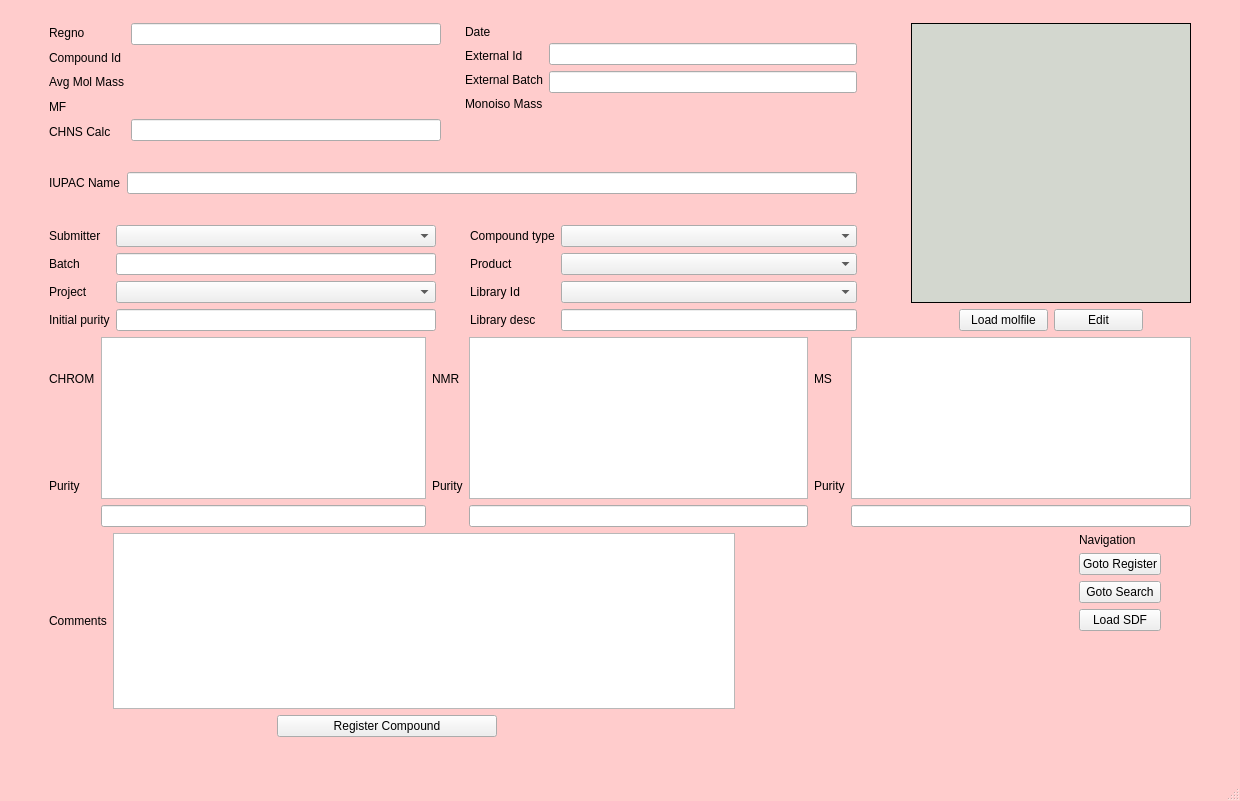
This is chemReg/assets/regchem.ui in dahlbma/scarab_tornado as Qt 5 draws it before an edit. The edited form follows.
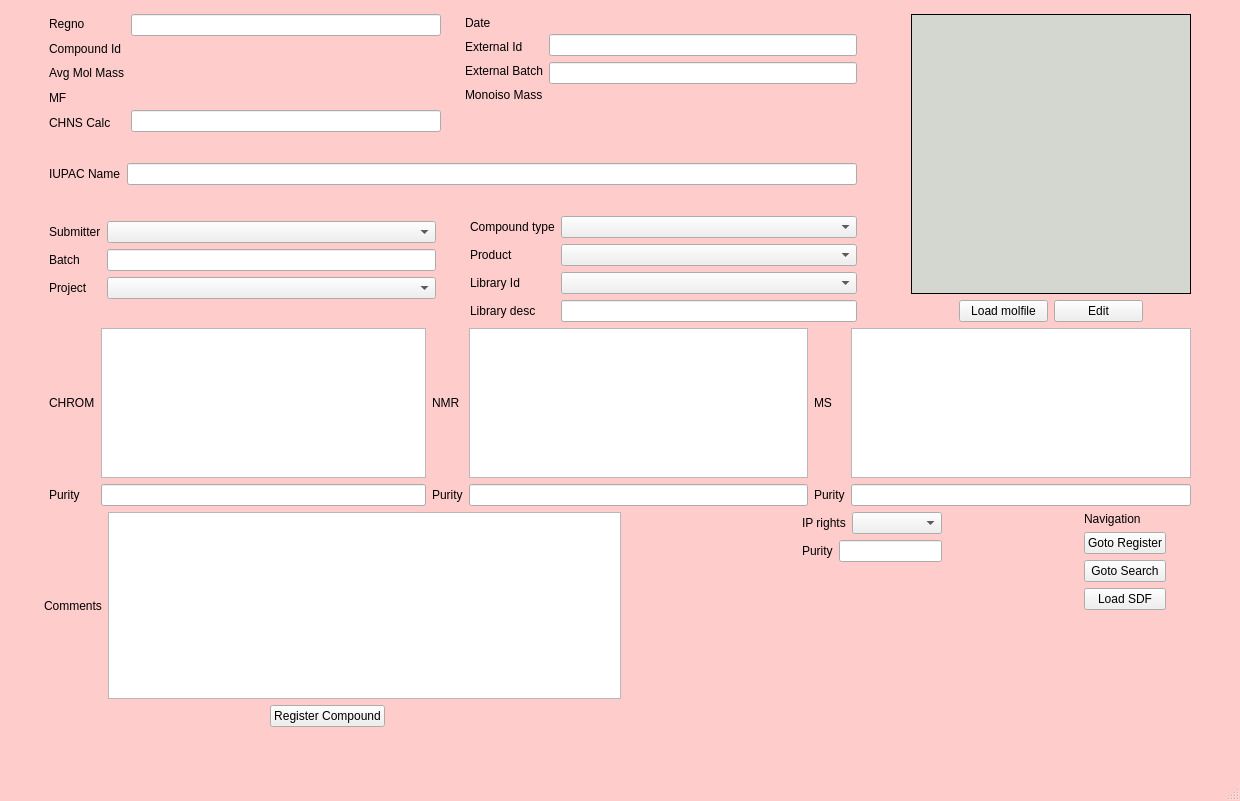
This is the edited form.

Commit message: support purity and ip_rights fields, fix some layouts

What changed in the file:
```diff
--- a/chemReg/assets/regchem.ui
+++ b/chemReg/assets/regchem.ui
@@ -280,8 +280,8 @@
             </property>
             <property name="sizeHint" stdset="0">
              <size>
-              <width>20</width>
-              <height>18</height>
+              <width>770</width>
+              <height>13</height>
              </size>
             </property>
            </spacer>
@@ -289,11 +289,13 @@
           <item>
            <layout class="QHBoxLayout" name="horizontalLayout_9">
             <item>
+             <layout class="QVBoxLayout" name="verticalLayout_11">
+              <item>
              <layout class="QHBoxLayout" name="horizontalLayout_2">
               <item>
                <layout class="QVBoxLayout" name="verticalLayout">
                 <item>
-                 <widget class="QLabel" name="label">
+                   <widget class="QLabel" name="label_5">
                   <property name="text">
                    <string>Submitter</string>
                   </property>
@@ -313,17 +315,10 @@
                   </property>
                  </widget>
                 </item>
-                <item>
-                 <widget class="QLabel" name="label_5">
-                  <property name="text">
-                   <string>Initial purity</string>
-                  </property>
-                 </widget>
-                </item>
                </layout>
               </item>
               <item>
-               <layout class="QVBoxLayout" name="verticalLayout_11">
+                 <layout class="QVBoxLayout" name="verticalLayout_17">
                 <item>
                  <widget class="QComboBox" name="submitter_cb"/>
                 </item>
@@ -333,10 +328,25 @@
                 <item>
                  <widget class="QComboBox" name="project_cb"/>
                 </item>
+                 </layout>
+                </item>
+               </layout>
+              </item>
                 <item>
-                 <widget class="QLineEdit" name="purity_eb"/>
-                </item>
-               </layout>
+               <spacer name="verticalSpacer_4">
+                <property name="orientation">
+                 <enum>Qt::Vertical</enum>
+                </property>
+                <property name="sizeType">
+                 <enum>QSizePolicy::Preferred</enum>
+                </property>
+                <property name="sizeHint" stdset="0">
+                 <size>
+                  <width>20</width>
+                  <height>18</height>
+                 </size>
+                </property>
+               </spacer>
               </item>
              </layout>
             </item>
@@ -403,6 +413,11 @@
                 </item>
                 <item>
                  <widget class="QLineEdit" name="librarydesc_eb">
+                  <property name="font">
+                   <font>
+                    <pointsize>8</pointsize>
+                   </font>
+                  </property>
                   <property name="styleSheet">
                    <string notr="true">background-color:&quot;transparent&quot;</string>
                   </property>
@@ -581,44 +596,15 @@
          </spacer>
         </item>
         <item>
-         <layout class="QHBoxLayout" name="horizontalLayout_4">
-          <item>
-           <layout class="QVBoxLayout" name="verticalLayout_4">
-            <item>
+         <layout class="QGridLayout" name="gridLayout_2">
+          <item row="0" column="0">
              <widget class="QLabel" name="label_10">
               <property name="text">
                <string>CHROM</string>
               </property>
              </widget>
             </item>
-            <item>
-             <spacer name="verticalSpacer_18">
-              <property name="orientation">
-               <enum>Qt::Vertical</enum>
-              </property>
-              <property name="sizeType">
-               <enum>QSizePolicy::Preferred</enum>
-              </property>
-              <property name="sizeHint" stdset="0">
-               <size>
-                <width>20</width>
-                <height>18</height>
-               </size>
-              </property>
-             </spacer>
-            </item>
-            <item>
-             <widget class="QLabel" name="label_11">
-              <property name="text">
-               <string>Purity</string>
-              </property>
-             </widget>
-            </item>
-           </layout>
-          </item>
-          <item>
-           <layout class="QVBoxLayout" name="verticalLayout_13">
-            <item>
+          <item row="0" column="1">
              <widget class="QPlainTextEdit" name="chrom_text">
               <property name="maximumSize">
                <size>
@@ -633,52 +619,28 @@
               </property>
              </widget>
             </item>
-            <item>
+          <item row="1" column="0">
+           <widget class="QLabel" name="label_11">
+            <property name="text">
+             <string>Purity</string>
+            </property>
+           </widget>
+          </item>
+          <item row="1" column="1">
              <widget class="QLineEdit" name="chrompurity_eb"/>
             </item>
            </layout>
           </item>
-         </layout>
-        </item>
         <item>
-         <layout class="QHBoxLayout" name="horizontalLayout_5">
-          <item>
-           <layout class="QVBoxLayout" name="verticalLayout_5">
-            <item>
+         <layout class="QGridLayout" name="gridLayout_3">
+          <item row="0" column="0">
              <widget class="QLabel" name="label_12">
               <property name="text">
                <string>NMR</string>
               </property>
              </widget>
             </item>
-            <item>
-             <spacer name="verticalSpacer_17">
-              <property name="orientation">
-               <enum>Qt::Vertical</enum>
-              </property>
-              <property name="sizeType">
-               <enum>QSizePolicy::Preferred</enum>
-              </property>
-              <property name="sizeHint" stdset="0">
-               <size>
-                <width>20</width>
-                <height>18</height>
-               </size>
-              </property>
-             </spacer>
-            </item>
-            <item>
-             <widget class="QLabel" name="label_15">
-              <property name="text">
-               <string>Purity</string>
-              </property>
-             </widget>
-            </item>
-           </layout>
-          </item>
-          <item>
-           <layout class="QVBoxLayout" name="verticalLayout_14">
-            <item>
+          <item row="0" column="1">
              <widget class="QPlainTextEdit" name="nmr_text">
               <property name="maximumSize">
                <size>
@@ -693,52 +655,28 @@
               </property>
              </widget>
             </item>
-            <item>
+          <item row="1" column="0">
+           <widget class="QLabel" name="label_15">
+            <property name="text">
+             <string>Purity</string>
+            </property>
+           </widget>
+          </item>
+          <item row="1" column="1">
              <widget class="QLineEdit" name="nmrpurity_eb"/>
             </item>
            </layout>
           </item>
-         </layout>
-        </item>
         <item>
-         <layout class="QHBoxLayout" name="horizontalLayout_7">
-          <item>
-           <layout class="QVBoxLayout" name="verticalLayout_6">
-            <item>
+         <layout class="QGridLayout" name="gridLayout_4">
+          <item row="0" column="0">
              <widget class="QLabel" name="label_19">
               <property name="text">
                <string>MS</string>
               </property>
              </widget>
             </item>
-            <item>
-             <spacer name="verticalSpacer_16">
-              <property name="orientation">
-               <enum>Qt::Vertical</enum>
-              </property>
-              <property name="sizeType">
-               <enum>QSizePolicy::Preferred</enum>
-              </property>
-              <property name="sizeHint" stdset="0">
-               <size>
-                <width>20</width>
-                <height>18</height>
-               </size>
-              </property>
-             </spacer>
-            </item>
-            <item>
-             <widget class="QLabel" name="label_20">
-              <property name="text">
-               <string>Purity</string>
-              </property>
-             </widget>
-            </item>
-           </layout>
-          </item>
-          <item>
-           <layout class="QVBoxLayout" name="verticalLayout_15">
-            <item>
+          <item row="0" column="1">
              <widget class="QPlainTextEdit" name="ms_text">
               <property name="maximumSize">
                <size>
@@ -753,13 +691,18 @@
               </property>
              </widget>
             </item>
-            <item>
+          <item row="1" column="0">
+           <widget class="QLabel" name="label_20">
+            <property name="text">
+             <string>Purity</string>
+            </property>
+           </widget>
+          </item>
+          <item row="1" column="1">
              <widget class="QLineEdit" name="mspurity_eb"/>
             </item>
            </layout>
           </item>
-         </layout>
-        </item>
         <item>
          <spacer name="horizontalSpacer_23">
           <property name="orientation">
@@ -887,7 +830,97 @@
           </property>
           <property name="sizeHint" stdset="0">
            <size>
-            <width>338</width>
+            <width>180</width>
+            <height>20</height>
+           </size>
+          </property>
+         </spacer>
+        </item>
+        <item>
+         <layout class="QVBoxLayout" name="verticalLayout_25">
+          <item>
+           <layout class="QHBoxLayout" name="horizontalLayout_13">
+            <item>
+             <widget class="QLabel" name="label_27">
+              <property name="sizePolicy">
+               <sizepolicy hsizetype="Maximum" vsizetype="Preferred">
+                <horstretch>0</horstretch>
+                <verstretch>0</verstretch>
+               </sizepolicy>
+              </property>
+              <property name="text">
+               <string>IP rights</string>
+              </property>
+             </widget>
+            </item>
+            <item>
+             <widget class="QComboBox" name="ip_rights_cb">
+              <property name="enabled">
+               <bool>true</bool>
+              </property>
+              <property name="focusPolicy">
+               <enum>Qt::StrongFocus</enum>
+              </property>
+             </widget>
+            </item>
+           </layout>
+          </item>
+          <item>
+           <layout class="QHBoxLayout" name="horizontalLayout_16">
+            <item>
+             <widget class="QLabel" name="label_28">
+              <property name="text">
+               <string>Purity</string>
+              </property>
+             </widget>
+            </item>
+            <item>
+             <widget class="QLineEdit" name="purity_eb">
+              <property name="sizePolicy">
+               <sizepolicy hsizetype="Preferred" vsizetype="Fixed">
+                <horstretch>0</horstretch>
+                <verstretch>0</verstretch>
+               </sizepolicy>
+              </property>
+              <property name="styleSheet">
+               <string notr="true"/>
+              </property>
+              <property name="readOnly">
+               <bool>false</bool>
+              </property>
+             </widget>
+            </item>
+           </layout>
+          </item>
+          <item>
+           <spacer name="verticalSpacer_10">
+            <property name="orientation">
+             <enum>Qt::Vertical</enum>
+            </property>
+            <property name="sizeType">
+             <enum>QSizePolicy::Preferred</enum>
+            </property>
+            <property name="sizeHint" stdset="0">
+             <size>
+              <width>20</width>
+              <height>250</height>
+             </size>
+            </property>
+           </spacer>
+          </item>
+         </layout>
+        </item>
+        <item>
+         <spacer name="horizontalSpacer_16">
+          <property name="orientation">
+           <enum>Qt::Horizontal</enum>
+          </property>
+          <property name="sizeType">
+           <enum>QSizePolicy::Preferred</enum>
+          </property>
+          <property name="sizeHint" stdset="0">
+           <size>
+            <width>140</width>
             <height>20</height>
            </size>
           </property>
```
Left out of the diff: 38 changed lines with no effect on the pictures. Lines whose indentation alone changed are shown as unchanged. The commit also changes 3 other files.
